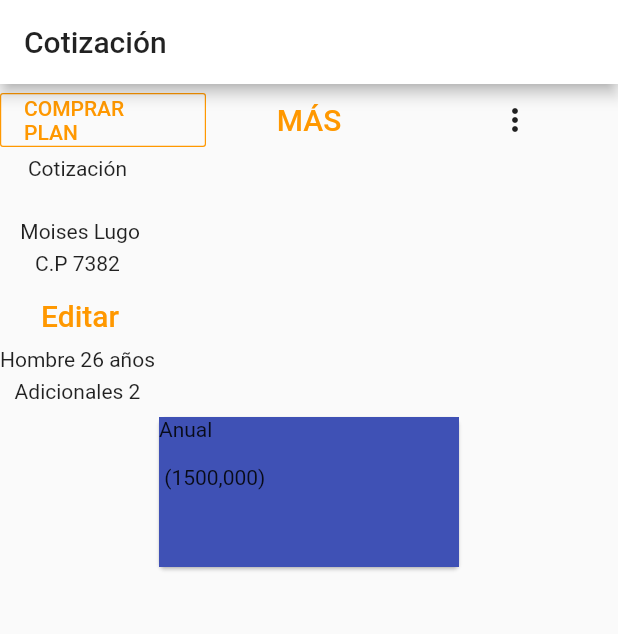
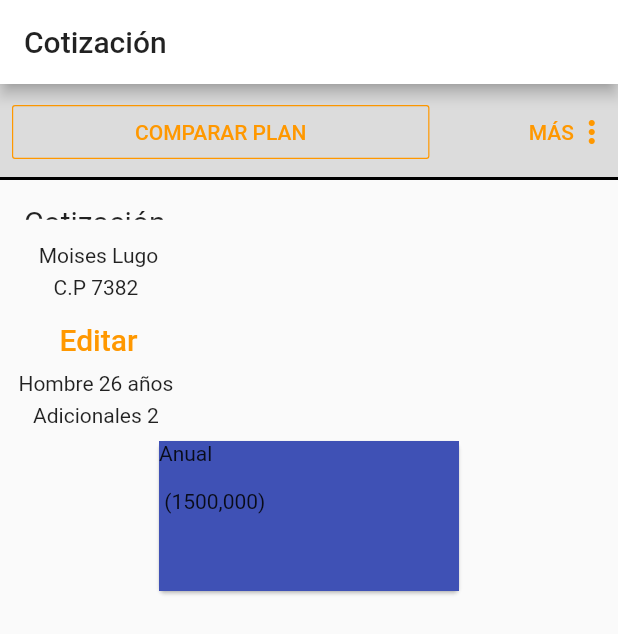
Before and after one commit to mariscalsantiago/temporalIntermediarios, a Flutter app: the screen it shows after launch, on a phone screen of 412 x 824 dp. Shown: the top 634 px of the screen. Run offline on Flutter 3.47's test engine with Material 2 defaults, Android fonts, the phone set to English and light mode, and no system bars; our stand-ins replace localstorage, shared_preferences, table_calendar; missing offline and left inert: date_range_picker, grouped_buttons, load.

Commit message:
Estilos de barra superior

```diff
--- a/cotizador_agente/lib/vistas/Cotizacion.dart
+++ b/cotizador_agente/lib/vistas/Cotizacion.dart
@@ -29,16 +29,20 @@ class _CotizacionState extends State<Cotizacion> {
 
       children: <Widget>[
 
-        Row(
-
+        Container(
+          color: Colors.black12,
+          child: Row(
 
             children: <Widget>[
 
                   Expanded(
+                    flex: 10,
 
-                  child:  OutlineButton(
+                    child:  Padding(
+                      padding: const EdgeInsets.all(8.0),
+                      child: OutlineButton(
                         textColor: Colors.orange,
-                    child: Text("COMPRAR PLAN"),
+                        child: Text("COMPARAR PLAN"),
                         onPressed: () {},
                         borderSide: BorderSide(
                           color: Colors.orange, //Color of the border
@@ -46,23 +50,36 @@ class _CotizacionState extends State<Cotizacion> {
                           width: 0.8, //width of the border
                         ),
                       ),
+                    ),
 
                   ),
 
                   Expanded(
-
-                  child:  FlatButton(
+                    flex: 3,
+                    child:  Padding(
+                      padding: const EdgeInsets.all(0),
+                      child: Container(
+                        width: double.infinity,
+                        alignment: Alignment(1, 0),
+                        child: FlatButton(
+                          padding: const EdgeInsets.all(0),
                           textColor: Colors.orange,
                           disabledColor: Colors.orange,
                           disabledTextColor: Colors.orange,
-                    padding: EdgeInsets.all(8.0),
                           // splashColor: Colors.blueAccent,
                           onPressed: () {
                             /*...*/
                           },
+                          child: Container(
+                            width: double.infinity,
                             child: Text(
                               "MÁS",
-                      style: TextStyle(fontSize: 20.0),
+                              style: TextStyle(fontSize: 14.0),
+                              textAlign: TextAlign.right,
+
+                            ),
+                          ),
+                        ),
                       ),
                     ),
 
@@ -70,6 +87,10 @@ class _CotizacionState extends State<Cotizacion> {
 
                   Expanded(
 
+                    flex: 1,
+                    child: Container(
+                      alignment: Alignment(-1, 0),
+                      width: double.infinity,
                       child: (
                           PopupMenuButton(
 
@@ -114,9 +135,10 @@ class _CotizacionState extends State<Cotizacion> {
                             onSelected: (value) {
                               print("value:$value");
                             },
-                        child: Icon(Icons.more_vert),
+                            child: Icon(Icons.more_vert, color: Colors.orange,),
                           )
 
+                      ),
                     ),
 
                   ),
@@ -124,6 +146,21 @@ class _CotizacionState extends State<Cotizacion> {
                 ],
 
 
+          ),
+        ),
+
+        Row(
+          children: <Widget>[
+            Expanded(
+              child: new Container(
+                  child: Divider(
+                    thickness: 2,
+                    color: Colors.black,
+
+                    height: 0,
+                  )),
+            ),
+          ],
         ),
 
         Row(
@@ -138,8 +175,12 @@ class _CotizacionState extends State<Cotizacion> {
             children: <Widget>[
               Expanded(
                 flex: 2,
+                child: Padding(
+                  padding: const EdgeInsets.all(16.0),
                   child: Text(
                       ("Cotización "), maxLines: 2, overflow: TextOverflow.ellipsis,
+                    style: TextStyle(fontSize: 20.0),
+                  ),
                 ),
 
               ),
```
Lines whose indentation alone changed are shown as unchanged.
